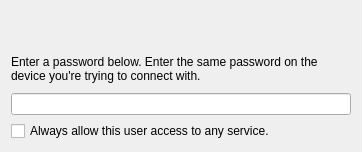
First picture: the form in plasma/private/pinpairing.ui, repository KDE/kdelibs, before the edit.
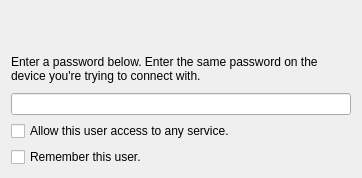
Second picture: the form after the edit. Custom widgets are drawn as their Qt base class.

Patch:
```diff
--- a/plasma/private/pinpairing.ui
+++ b/plasma/private/pinpairing.ui
@@ -7,7 +7,7 @@
     <x>0</x>
     <y>0</y>
     <width>362</width>
-    <height>150</height>
+    <height>151</height>
    </rect>
   </property>
   <layout class="QVBoxLayout" name="verticalLayout_2">
@@ -58,7 +58,14 @@
      <item>
       <widget class="QCheckBox" name="alwaysAllowCheckbox">
        <property name="text">
-        <string>Always allow this user access to any service.</string>
+        <string>Allow this user access to any service.</string>
+       </property>
+      </widget>
+     </item>
+     <item>
+      <widget class="QCheckBox" name="persistentCheckbox">
+       <property name="text">
+        <string>Remember this user.</string>
        </property>
       </widget>
      </item>
```
Left out of the diff: 5 changed lines with no effect on the pictures.
